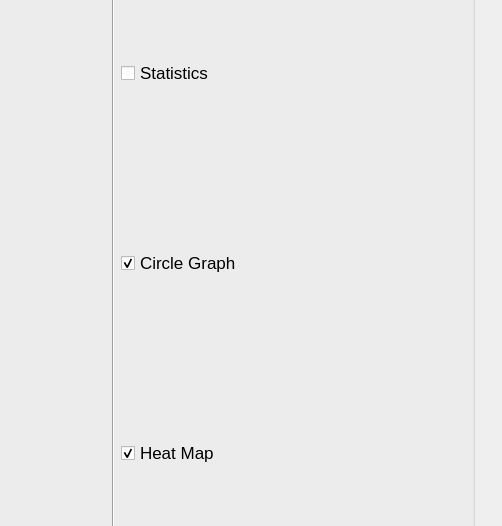
This is gui_layout.ui in PeterDulworth/PhyloVis as Qt 5 draws it before an edit; both pictures show x 275 to 777 and y 262 to 788 of the 777 by 1001 pixel window. The edited form follows.
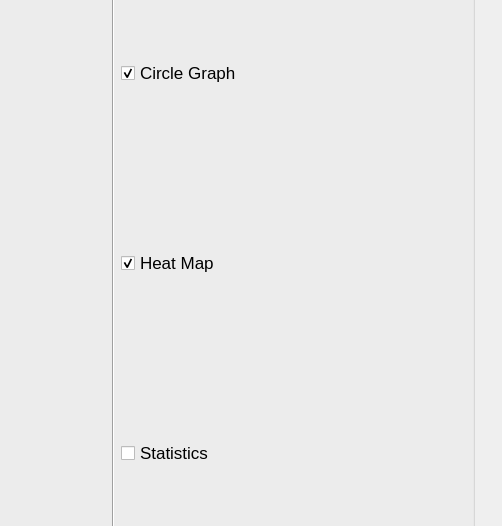
This is the edited form. The open tabs and pages were chosen to show the change.

Commit message: rearranged btns

```diff
--- a/gui_layout.ui
+++ b/gui_layout.ui
@@ -1043,40 +1043,6 @@
                  </item>
                  <item>
                   <layout class="QVBoxLayout" name="verticalLayout_11">
-                   <item>
-                    <layout class="QHBoxLayout" name="statisticsHL">
-                     <item>
-                      <widget class="QCheckBox" name="checkboxStatistics">
-                       <property name="font">
-                        <font>
-                         <pointsize>13</pointsize>
-                         <weight>50</weight>
-                         <bold>false</bold>
-                        </font>
-                       </property>
-                       <property name="text">
-                        <string>Statistics</string>
-                       </property>
-                       <property name="checked">
-                        <bool>false</bool>
-                       </property>
-                      </widget>
-                     </item>
-                     <item>
-                      <spacer name="statisticsSpacer">
-                       <property name="orientation">
-                        <enum>Qt::Horizontal</enum>
-                       </property>
-                       <property name="sizeHint" stdset="0">
-                        <size>
-                         <width>40</width>
-                         <height>20</height>
-                        </size>
-                       </property>
-                      </spacer>
-                     </item>
-                    </layout>
-                   </item>
                    <item>
                     <layout class="QHBoxLayout" name="circleGraphHL">
                      <item>
@@ -1151,6 +1117,40 @@
                      </item>
                     </layout>
                    </item>
+                   <item>
+                    <layout class="QHBoxLayout" name="statisticsHL">
+                     <item>
+                      <widget class="QCheckBox" name="checkboxStatistics">
+                       <property name="font">
+                        <font>
+                         <pointsize>13</pointsize>
+                         <weight>50</weight>
+                         <bold>false</bold>
+                        </font>
+                       </property>
+                       <property name="text">
+                        <string>Statistics</string>
+                       </property>
+                       <property name="checked">
+                        <bool>false</bool>
+                       </property>
+                      </widget>
+                     </item>
+                     <item>
+                      <spacer name="statisticsSpacer">
+                       <property name="orientation">
+                        <enum>Qt::Horizontal</enum>
+                       </property>
+                       <property name="sizeHint" stdset="0">
+                        <size>
+                         <width>40</width>
+                         <height>20</height>
+                        </size>
+                       </property>
+                      </spacer>
+                     </item>
+                    </layout>
+                   </item>
                   </layout>
                  </item>
                 </layout>
```
Left out of the diff: 4 changed lines with no effect on the pictures. The commit also changes 1 other file.
